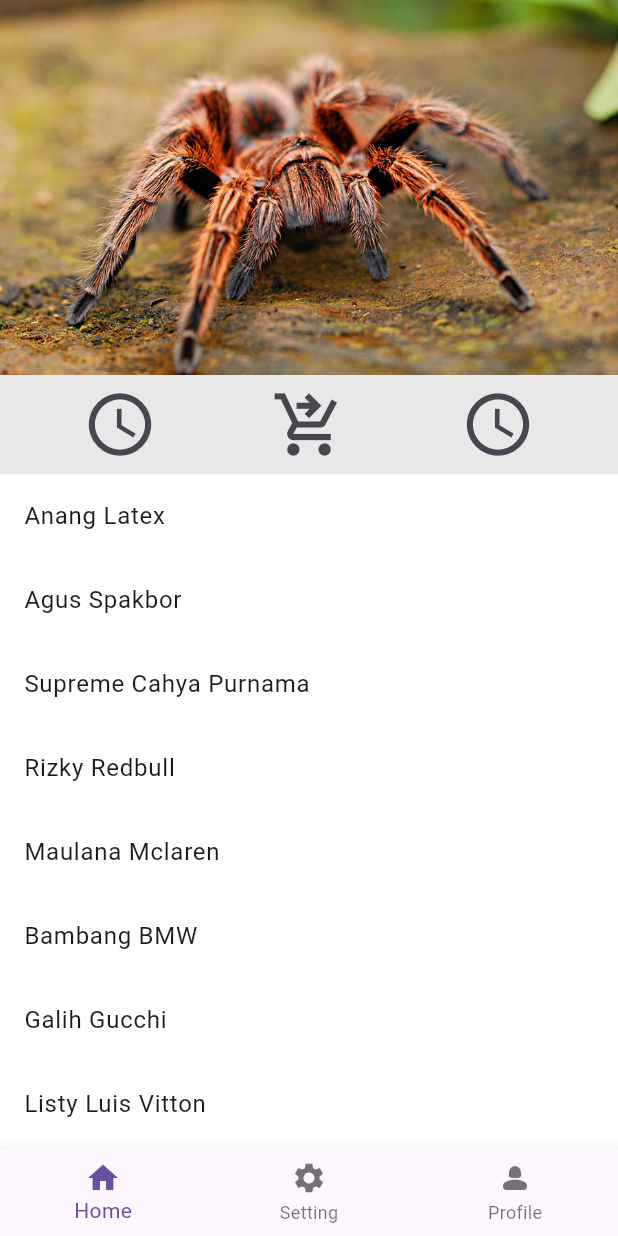
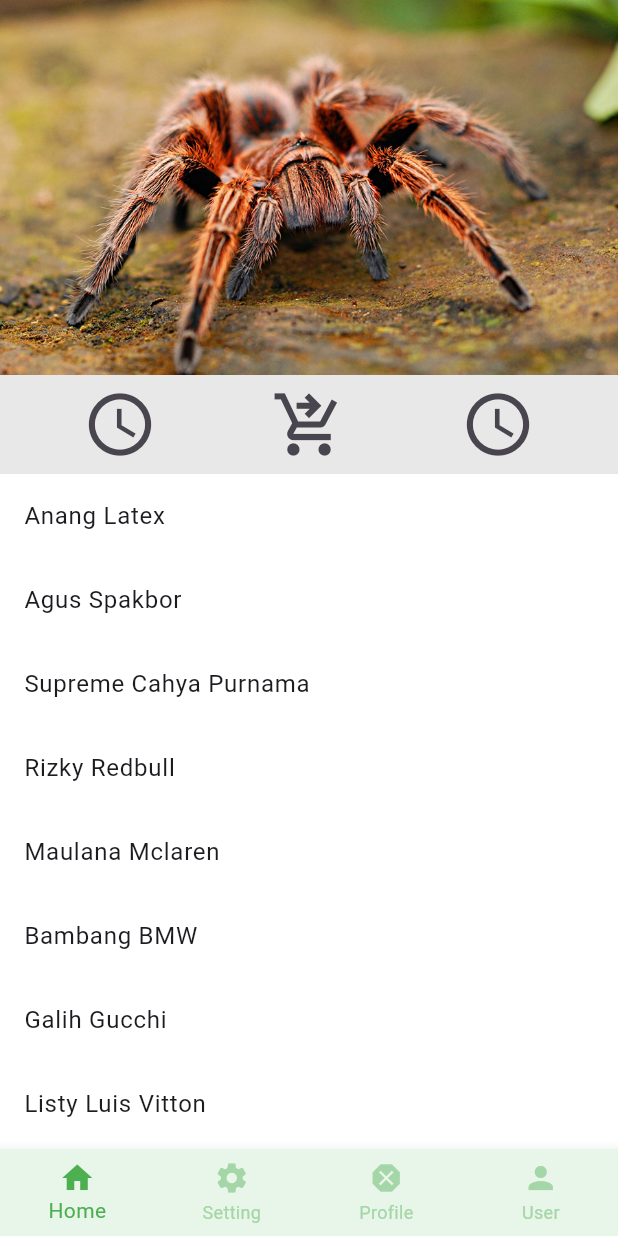
Before and after one commit to AdrielFebriandaAsssan/Fluttersk, a Flutter app: the screen it shows after launch, on a phone screen of 412 x 824 dp. Run offline on Flutter 3.47's test engine with Material 3 defaults, Android fonts, the phone set to English and light mode, and no system bars; our stand-ins replace dio.

Commit message:
Initial commit

```diff
--- a/lib/main.dart
+++ b/lib/main.dart
@@ -6,6 +6,7 @@ import 'package:pjsk/pages/Product3.dart';
 import 'package:pjsk/pages/home.dart';
 import 'package:pjsk/pages/navbar.dart';
 import 'package:pjsk/pages/product.dart';
+import 'package:pjsk/pages/user.dart';
 
 void main() {
   runApp(const MyApp());
@@ -30,7 +31,8 @@ class MyApp extends StatelessWidget {
         "/Kartu":(context) => Product(),
         "/Spring":(context) => Product2(),
         "/Figure":(context) => Product3(),
-        "/List":(context) => ProductList()
+        "/List":(context) => ProductList(),
+        "/User":(context) => UserPage()
       },
     );
   }
--- a/lib/pages/navbar.dart
+++ b/lib/pages/navbar.dart
@@ -4,6 +4,7 @@ import 'package:flutter/material.dart';
 import 'package:pjsk/pages/home.dart';
 import 'package:pjsk/pages/product.dart';
 import 'package:pjsk/pages/profile.dart';
+import 'package:pjsk/pages/user.dart';
 
 class Navbar extends StatefulWidget {
   const Navbar({super.key});
@@ -14,8 +15,9 @@ class Navbar extends StatefulWidget {
 
 class _NavbarState extends State<Navbar> {
   int _selectedIndex = 0;
-  void _navigationbar(int index){
-    setState((){
+
+  void _navigationbar(int index) {
+    setState(() {
       _selectedIndex = index;
     });
   }
@@ -24,21 +26,39 @@ class _NavbarState extends State<Navbar> {
     HomePage(),
     ProductList(),
     Profile(),
-
+    UserPage()
   ];
 
   @override
   Widget build(BuildContext context) {
     return Scaffold(
-      body:_pages[_selectedIndex],
-      bottomNavigationBar:  BottomNavigationBar(currentIndex: _selectedIndex,
-      onTap: _navigationbar,
-      items: [
-      BottomNavigationBarItem(icon: Icon(Icons.home), label: "Home"),
-      BottomNavigationBarItem(icon: Icon(Icons.settings), label: "Setting"),
-      BottomNavigationBarItem(icon: Icon(Icons.person_2_rounded), label: "Profile")
-      ],),
+      body: _pages[_selectedIndex],
+      bottomNavigationBar: BottomNavigationBar(
+        currentIndex: _selectedIndex,
+        onTap: _navigationbar,
+        type: BottomNavigationBarType.fixed,
+        selectedItemColor: Colors.green,
+        unselectedItemColor: Colors.green[200],
+        backgroundColor: Colors.green[50],
+        items: const [
+          BottomNavigationBarItem(
+            icon: Icon(Icons.home),
+            label: "Home",
+          ),
+          BottomNavigationBarItem(
+            icon: Icon(Icons.settings),
+            label: "Setting",
+          ),
+          BottomNavigationBarItem(
+            icon: Icon(Icons.dangerous),
+            label: "Profile",
+          ),
+          BottomNavigationBarItem(
+            icon: Icon(Icons.person),
+            label: "User",
+          ),
+        ],
+      ),
     );
-
   }
 }
--- a/pubspec.yaml
+++ b/pubspec.yaml
@@ -35,6 +35,7 @@ dependencies:
   # The following adds the Cupertino Icons font to your application.
   # Use with the CupertinoIcons class for iOS style icons.
   cupertino_icons: ^1.0.8
+  dio: ^5.7.0
 
 dev_dependencies:
   flutter_test:
```
Also changed, not shown: lib/model/usermodel.dart (added, +23 -0 lines), lib/pages/user.dart (added, +124 -0 lines), lib/util/user_service.dart (added, +41 -0 lines), pubspec.lock.
